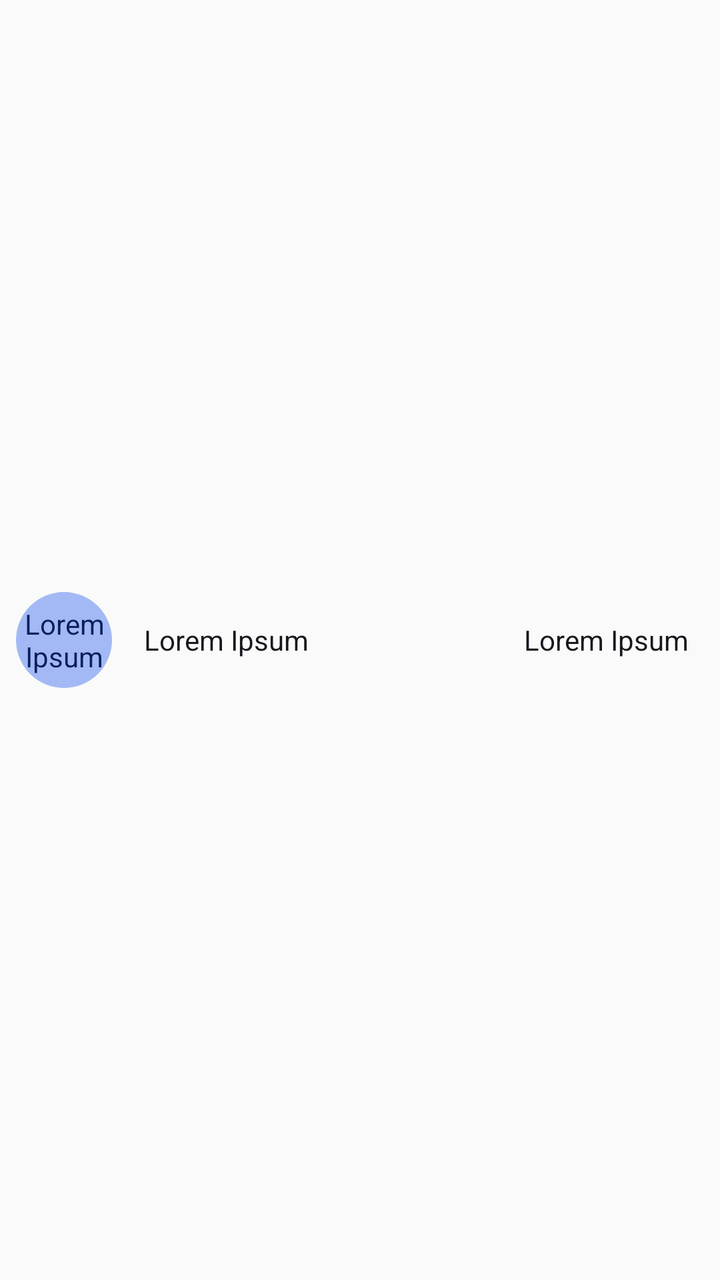
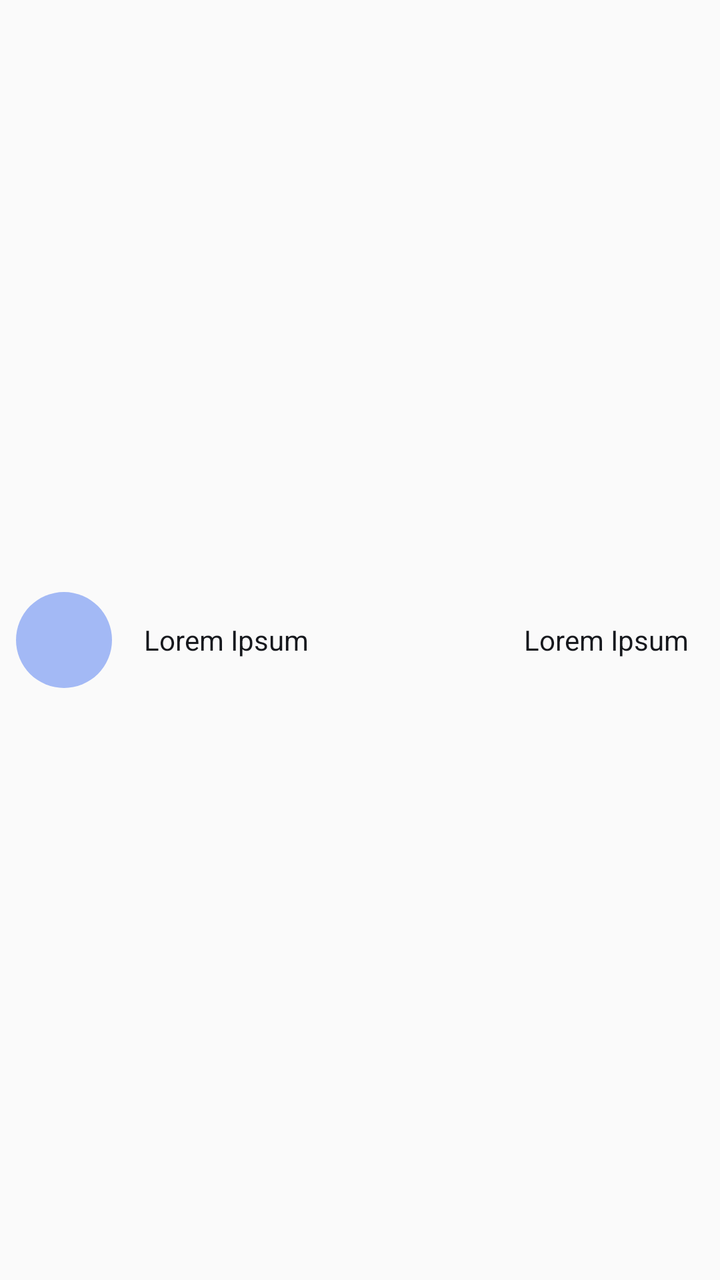

Compare the two renders of this Android layout. The source of the first and the diff that turns it into the second are given below.
<!-- AndroidManifest.xml: application theme Theme.MangaCheck -->
<!-- res/layout/reading_list_entry.xml -->
<?xml version="1.0" encoding="utf-8"?>
    <LinearLayout
        xmlns:android="http://schemas.android.com/apk/res/android"
        android:id="@+id/reading_list_entry_container"
        android:layout_width="match_parent"
        android:layout_height="@dimen/U_7"
        android:orientation="horizontal">

        <TextView
            android:id="@+id/letter_circle"
            android:layout_width="@dimen/U_6"
            android:layout_height="@dimen/U_6"
            android:layout_gravity="center"
            android:layout_marginStart="@dimen/U_1"
            android:background="@drawable/reading_list_circle"
            android:gravity="center"
            android:text="@string/missing"
            android:textColor="?colorOnPrimaryContainer" />

        <TextView
            android:id="@+id/manga_name"
            android:layout_width="wrap_content"
            android:layout_height="wrap_content"
            android:layout_gravity="center"
            android:layout_marginStart="@dimen/U_2"
            android:text="@string/missing"
            android:textColor="?colorOnSurface" />

        <TextView
            android:id="@+id/chapter"
            android:layout_width="match_parent"
            android:layout_height="wrap_content"
            android:layout_gravity="center"
            android:layout_marginEnd="@dimen/U_2"
            android:gravity="end"
            android:text="@string/missing"
            android:textColor="?colorOnSurface" />

    </LinearLayout>
<!-- resources referenced by this layout -->
<resources>
  <dimen name="U_1">8dp</dimen>
  <dimen name="U_2">16dp</dimen>
  <dimen name="U_6">48dp</dimen>
  <dimen name="U_7">56dp</dimen>
  <!-- drawable reading_list_circle (drawable) -->
  <?xml version="1.0" encoding="utf-8"?>
  <selector xmlns:android="http://schemas.android.com/apk/res/android">
      <item>
          <shape android:shape="oval">
              <solid android:color="?colorPrimaryContainer" />
          </shape>
      </item>
  </selector>
  <string name="missing">Lorem Ipsum</string>
  <style name="Theme.MangaCheck" parent="Theme.AppCompat.Light.NoActionBar">
          
          <item name="colorPrimary">@color/primary_35</item>
          <item name="colorPrimaryContainer">@color/primary_80</item>
          <item name="colorOnPrimary">@color/white</item>
          <item name="colorOnPrimaryContainer">@color/primary_20</item>
  
          
          <item name="colorSecondary">@color/secondary_35</item>
          <item name="colorSecondaryContainer">@color/secondary_80</item>
          <item name="colorOnSecondary">@color/white</item>
          <item name="colorOnSecondaryContainer">@color/secondary_20</item>
  
          
          <item name="colorTertiary">@color/tertiary_35</item>
          <item name="colorTertiaryContainer">@color/tertiary_80</item>
          <item name="colorOnTertiary">@color/white</item>
          <item name="colorOnTertiaryContainer">@color/tertiary_20</item>
  
          
          <item name="colorError">@color/error_35</item>
          <item name="colorErrorContainer">@color/error_80</item>
          <item name="colorOnError">@color/white</item>
          <item name="colorOnErrorContainer">@color/error_20</item>
  
          
          <item name="backgroundColor">@color/Natural_80</item>
          <item name="colorOnBackground">@color/Natural_10</item>
  
          
          <item name="colorSurface">@color/Natural_95</item>
          <item name="colorOnSurface">@color/Natural_10</item>
          <item name="colorSurfaceInverse">@color/Natural_20</item>
  
          
          <item name="colorSurfaceVariant">@color/VNatural_90</item>
          <item name="colorOnSurfaceVariant">@color/VNatural_30</item>
  
          <item name="colorOutline">@color/VNatural_50</item>
          <item name="colorOutlineVariant">@color/VNatural_80</item>
  
          <item name="android:spinnerItemStyle">@style/mySpinnerItemSelectedStyle</item>
      </style>
  <color name="primary_35">#1038A2</color>
  <color name="primary_80">#A3B9F5</color>
  <color name="white">#FFFFFFFF</color>
  <color name="primary_20">#0A205C</color>
  <color name="secondary_35">#0A9FA9</color>
  <color name="secondary_80">#9FF4F9</color>
  <color name="secondary_20">#065B60</color>
  <color name="tertiary_35">#3D4C76</color>
  <color name="tertiary_80">#BCC4DC</color>
  <color name="tertiary_20">#232B43</color>
  <color name="error_35">#B22200</color>
  <color name="error_80">#FFAC99</color>
  <color name="error_20">#661300</color>
  <color name="Natural_80">#C4C9D4</color>
  <color name="Natural_10">#16181D</color>
  <color name="Natural_95">#F0F1F4</color>
  <color name="Natural_20">#2B303B</color>
  <color name="VNatural_90">#E2E9E9</color>
  <color name="VNatural_30">#415658</color>
  <color name="VNatural_50">#6C9093</color>
  <color name="VNatural_80">#C4D3D4</color>
  <style name="mySpinnerItemSelectedStyle" parent="@android:style/Widget.Holo.TextView.SpinnerItem">
          <item name="android:textColor">@color/black</item>
      </style>
  <color name="black">#FF000000</color>
</resources>

<!-- the commit's change to res/layout/reading_list_entry.xml (unified diff, before → after) -->
@@ -1,39 +1,39 @@
 <?xml version="1.0" encoding="utf-8"?>
-    <LinearLayout
-        xmlns:android="http://schemas.android.com/apk/res/android"
-        android:id="@+id/reading_list_entry_container"
+<LinearLayout xmlns:android="http://schemas.android.com/apk/res/android"
+    android:id="@+id/reading_list_entry_container"
+    android:layout_width="match_parent"
+    android:layout_height="@dimen/U_7"
+    android:clickable="true"
+    android:orientation="horizontal">
+
+    <ImageView
+        android:id="@+id/image_circle"
+        android:layout_width="@dimen/U_6"
+        android:layout_height="@dimen/U_6"
+        android:layout_gravity="center"
+        android:layout_marginStart="@dimen/U_1"
+        android:background="@drawable/reading_list_circle"
+        android:gravity="center"
+        android:text="@string/missing"
+        android:textColor="?colorOnPrimaryContainer" />
+
+    <TextView
+        android:id="@+id/manga_name"
+        android:layout_width="wrap_content"
+        android:layout_height="wrap_content"
+        android:layout_gravity="center"
+        android:layout_marginStart="@dimen/U_2"
+        android:text="@string/missing"
+        android:textColor="?colorOnSurface" />
+
+    <TextView
+        android:id="@+id/chapter"
         android:layout_width="match_parent"
-        android:layout_height="@dimen/U_7"
-        android:orientation="horizontal">
+        android:layout_height="wrap_content"
+        android:layout_gravity="center"
+        android:layout_marginEnd="@dimen/U_2"
+        android:gravity="end"
+        android:text="@string/missing"
+        android:textColor="?colorOnSurface" />
 
-        <TextView
-            android:id="@+id/letter_circle"
-            android:layout_width="@dimen/U_6"
-            android:layout_height="@dimen/U_6"
-            android:layout_gravity="center"
-            android:layout_marginStart="@dimen/U_1"
-            android:background="@drawable/reading_list_circle"
-            android:gravity="center"
-            android:text="@string/missing"
-            android:textColor="?colorOnPrimaryContainer" />
-
-        <TextView
-            android:id="@+id/manga_name"
-            android:layout_width="wrap_content"
-            android:layout_height="wrap_content"
-            android:layout_gravity="center"
-            android:layout_marginStart="@dimen/U_2"
-            android:text="@string/missing"
-            android:textColor="?colorOnSurface" />
-
-        <TextView
-            android:id="@+id/chapter"
-            android:layout_width="match_parent"
-            android:layout_height="wrap_content"
-            android:layout_gravity="center"
-            android:layout_marginEnd="@dimen/U_2"
-            android:gravity="end"
-            android:text="@string/missing"
-            android:textColor="?colorOnSurface" />
-
-    </LinearLayout>
+</LinearLayout>
